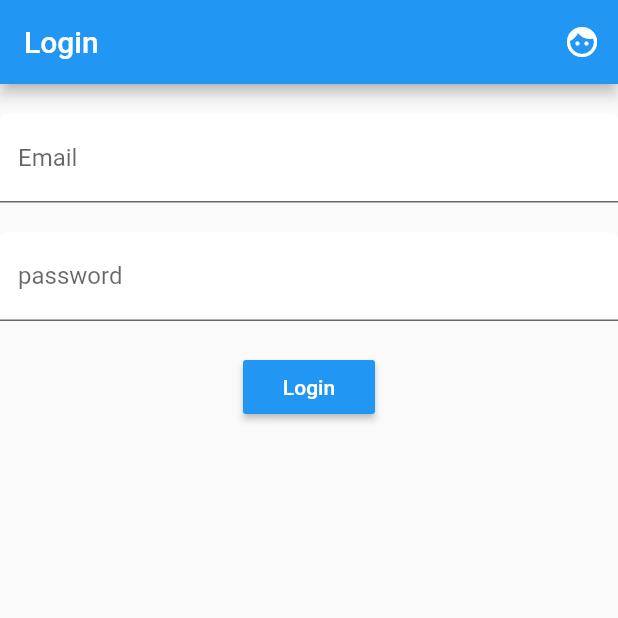
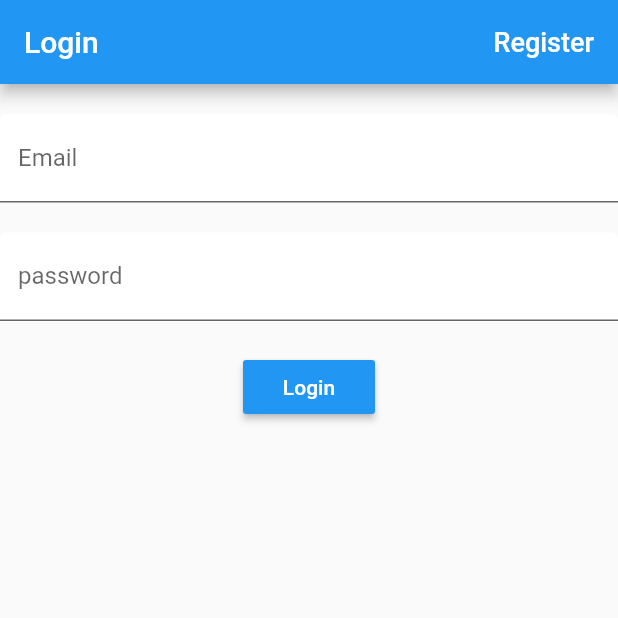
Before and after one commit to Gets-ItDone/gets-it-done-client, a Flutter app: the screen it shows after launch, on a phone screen of 412 x 824 dp, the top half of it. Run offline on Flutter 3.47's test engine with Material 2 defaults, Android fonts, the light colour scheme and no system bars; our stand-ins replace firebase_auth; accounts and stored records are empty.

Commit message:
Add toggleView function to login and sign_up to toggleView.

```diff
--- a/lib/screens/authenticate/login.dart
+++ b/lib/screens/authenticate/login.dart
@@ -2,6 +2,9 @@ import 'package:flutter/material.dart';
 import 'package:gets_it_done/services/auth.dart';
 
 class Login extends StatefulWidget {
+  final Function toggleView;
+  Login({this.toggleView});
+
   @override
   _LoginState createState() => _LoginState();
 }
@@ -20,9 +23,12 @@ class _LoginState extends State<Login> {
       appBar: AppBar(
         title: Text('Login'),
         actions: <Widget>[
-          IconButton(
-            icon: Icon(Icons.face),
-            onPressed: () {},
+          FlatButton(
+            child: Text('Register',
+                style: TextStyle(color: Colors.white, fontSize: 18.0)),
+            onPressed: () {
+              widget.toggleView();
+            },
           ),
         ],
       ),
```
Also changed, not shown: lib/screens/authenticate/sign_up.dart (+9 -3 lines).
